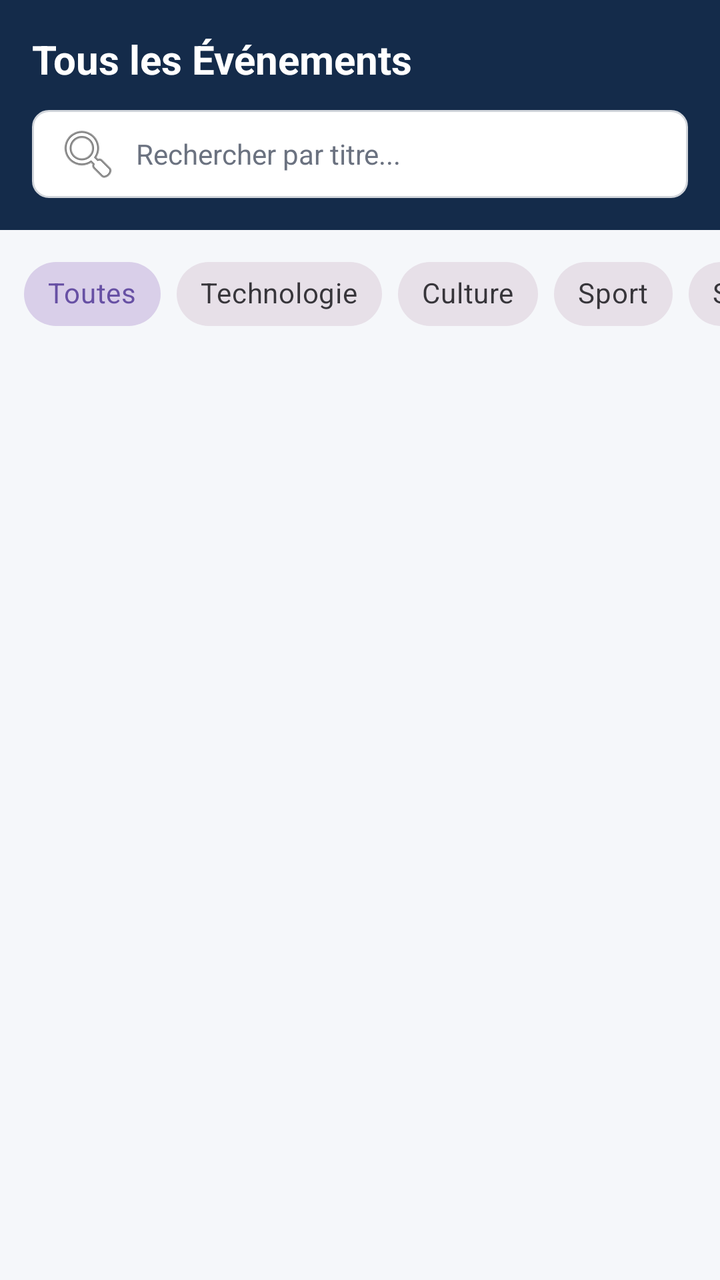
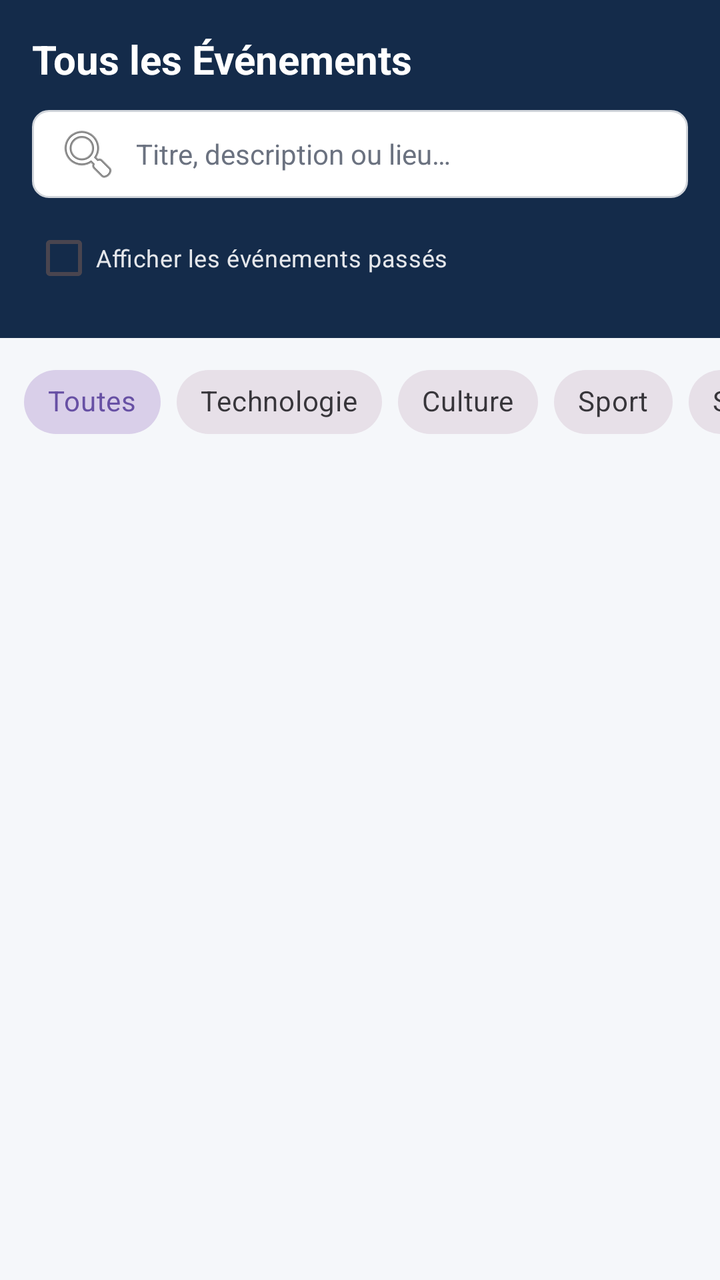

An Android layout rendered at two revisions. The XML below is the earlier revision; the diff shows what the commit changed to produce the second picture.
<!-- AndroidManifest.xml: application theme Theme.CompusEvent -->
<!-- res/layout/activity_events.xml -->
<?xml version="1.0" encoding="utf-8"?>
<LinearLayout xmlns:android="http://schemas.android.com/apk/res/android"
    xmlns:app="http://schemas.android.com/apk/res-auto"
    android:layout_width="match_parent"
    android:layout_height="match_parent"
    android:background="@color/bg_gray"
    android:orientation="vertical">

    
    <LinearLayout
        android:layout_width="match_parent"
        android:layout_height="wrap_content"
        android:background="@color/primary_blue"
        android:orientation="vertical"
        android:padding="16dp">

        <TextView
            android:layout_width="wrap_content"
            android:layout_height="wrap_content"
            android:text="@string/title_all_events"
            android:textColor="@color/white"
            android:textSize="20sp"
            android:textStyle="bold" />

        
        <EditText
            android:id="@+id/et_search"
            android:layout_width="match_parent"
            android:layout_height="44dp"
            android:layout_marginTop="12dp"
            android:background="@drawable/bg_search_input"
            android:drawableStart="@android:drawable/ic_menu_search"
            android:drawablePadding="8dp"
            android:hint="@string/search_hint"
            android:inputType="text"
            android:paddingHorizontal="12dp"
            android:textColor="@color/text_dark"
            android:textColorHint="@color/text_muted"
            android:textSize="14sp" />

    </LinearLayout>

    
    <HorizontalScrollView
        android:layout_width="match_parent"
        android:layout_height="wrap_content"
        android:clipToPadding="false"
        android:paddingHorizontal="12dp"
        android:paddingVertical="8dp"
        android:scrollbars="none">

        <com.google.android.material.chip.ChipGroup
            android:id="@+id/chip_group_categories"
            android:layout_width="wrap_content"
            android:layout_height="wrap_content"
            app:singleSelection="true">

            <com.google.android.material.chip.Chip
                android:id="@+id/chip_all"
                style="@style/Widget.MaterialComponents.Chip.Choice"
                android:layout_width="wrap_content"
                android:layout_height="wrap_content"
                android:checked="true"
                android:text="@string/category_all" />

            <com.google.android.material.chip.Chip
                android:id="@+id/chip_tech"
                style="@style/Widget.MaterialComponents.Chip.Choice"
                android:layout_width="wrap_content"
                android:layout_height="wrap_content"
                android:text="@string/cat_tech" />

            <com.google.android.material.chip.Chip
                android:id="@+id/chip_culture"
                style="@style/Widget.MaterialComponents.Chip.Choice"
                android:layout_width="wrap_content"
                android:layout_height="wrap_content"
                android:text="@string/cat_culture" />

            <com.google.android.material.chip.Chip
                android:id="@+id/chip_sport"
                style="@style/Widget.MaterialComponents.Chip.Choice"
                android:layout_width="wrap_content"
                android:layout_height="wrap_content"
                android:text="@string/cat_sport" />

            <com.google.android.material.chip.Chip
                android:id="@+id/chip_solidarity"
                style="@style/Widget.MaterialComponents.Chip.Choice"
                android:layout_width="wrap_content"
                android:layout_height="wrap_content"
                android:text="@string/cat_solidarity" />

            <com.google.android.material.chip.Chip
                android:id="@+id/chip_orientation"
                style="@style/Widget.MaterialComponents.Chip.Choice"
                android:layout_width="wrap_content"
                android:layout_height="wrap_content"
                android:text="@string/cat_orientation" />

            <com.google.android.material.chip.Chip
                android:id="@+id/chip_environment"
                style="@style/Widget.MaterialComponents.Chip.Choice"
                android:layout_width="wrap_content"
                android:layout_height="wrap_content"
                android:text="@string/cat_environment" />

        </com.google.android.material.chip.ChipGroup>

    </HorizontalScrollView>

    <FrameLayout
        android:layout_width="match_parent"
        android:layout_height="match_parent">

        <androidx.recyclerview.widget.RecyclerView
            android:id="@+id/rv_events"
            android:layout_width="match_parent"
            android:layout_height="match_parent"
            android:clipToPadding="false"
            android:paddingBottom="16dp" />

        <TextView
            android:id="@+id/tv_empty_state"
            android:layout_width="wrap_content"
            android:layout_height="wrap_content"
            android:layout_gravity="center"
            android:text="@string/no_events_found"
            android:textColor="@color/text_muted"
            android:textSize="16sp"
            android:visibility="gone" />

    </FrameLayout>

</LinearLayout>
<!-- resources referenced by this layout -->
<resources>
  <color name="bg_gray">#F5F7FA</color>
  <color name="primary_blue">#142B4A</color>
  <color name="text_dark">#1F2937</color>
  <color name="text_muted">#6B7280</color>
  <color name="white">#FFFFFFFF</color>
  <!-- drawable bg_search_input (drawable) -->
  <?xml version="1.0" encoding="utf-8"?>
  <shape xmlns:android="http://schemas.android.com/apk/res/android"
      android:shape="rectangle">
      <solid android:color="@color/white" />
      <corners android:radius="8dp" />
      <stroke
          android:width="1dp"
          android:color="#D1D5DB" />
  </shape>
  <string name="cat_culture">Culture</string>
  <string name="cat_environment">Environnement</string>
  <string name="cat_orientation">Orientation</string>
  <string name="cat_solidarity">Solidarité</string>
  <string name="cat_sport">Sport</string>
  <string name="cat_tech">Technologie</string>
  <string name="category_all">Toutes</string>
  <string name="no_events_found">Aucun événement trouvé.</string>
  <string name="search_hint">Rechercher par titre...</string>
  <string name="title_all_events">Tous les Événements</string>
  <style name="Theme.CompusEvent" parent="Base.Theme.CompusEvent" />
  <style name="Base.Theme.CompusEvent" parent="Theme.Material3.DayNight.NoActionBar">
          
          
      </style>
</resources>

<!-- the commit's change to res/layout/activity_events.xml (unified diff, before → after) -->
@@ -37,6 +37,15 @@
             android:textColor="@color/text_dark"
             android:textColorHint="@color/text_muted"
             android:textSize="14sp" />
+
+        <com.google.android.material.checkbox.MaterialCheckBox
+            android:id="@+id/cb_show_past"
+            android:layout_width="wrap_content"
+            android:layout_height="wrap_content"
+            android:layout_marginTop="6dp"
+            android:text="@string/show_past_events"
+            android:textColor="#E5E7EB"
+            android:textSize="12sp" />
 
     </LinearLayout>
 
<!-- resource entries referenced after the edit -->
@@ -23,7 +23,8 @@
   <string name="cat_tech">Technologie</string>
   <string name="category_all">Toutes</string>
   <string name="no_events_found">Aucun événement trouvé.</string>
-  <string name="search_hint">Rechercher par titre...</string>
+  <string name="search_hint">Titre, description ou lieu…</string>
+  <string name="show_past_events">Afficher les événements passés</string>
   <string name="title_all_events">Tous les Événements</string>
   <style name="Theme.CompusEvent" parent="Base.Theme.CompusEvent" />
   <style name="Base.Theme.CompusEvent" parent="Theme.Material3.DayNight.NoActionBar">
